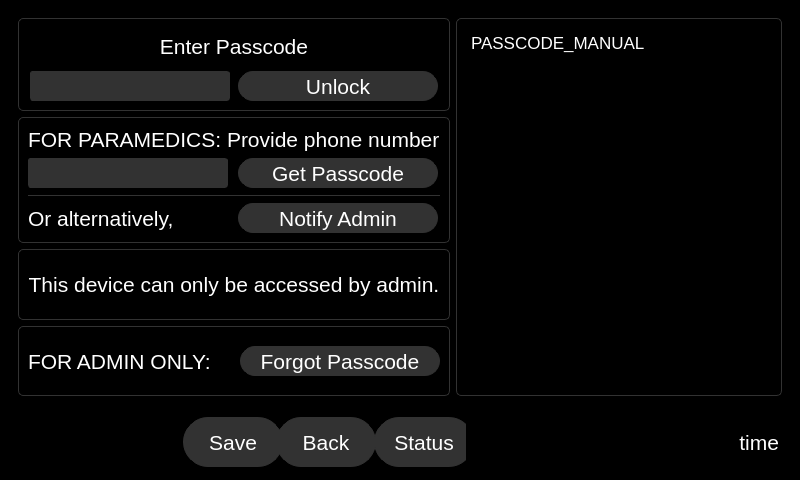
The window that qt_design/main_window.ui (zyl120/Naloxone_Safety_Kit) describes before a commit, drawn with Qt 5.
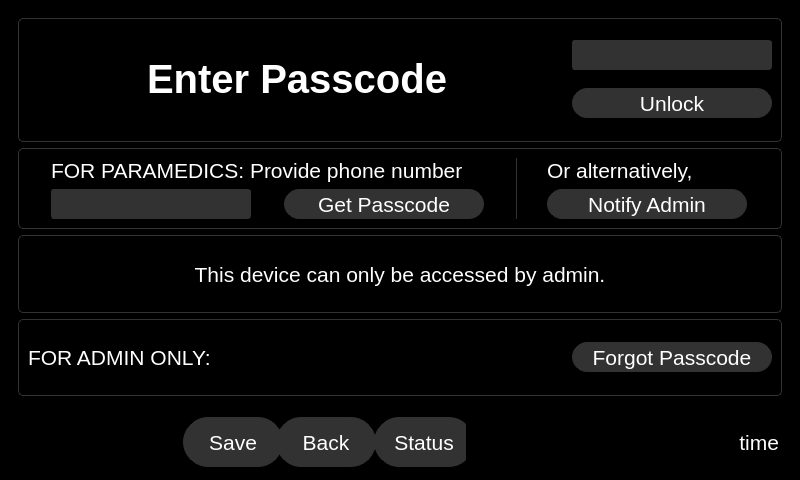
The same window after the commit. The open tabs and pages were chosen to show the change. Icons and pictures are not drawn.

Commit message: remove manual on passcode page

Patch:
```diff
--- a/qt_design/main_window.ui
+++ b/qt_design/main_window.ui
@@ -4689,8 +4689,120 @@
        </layout>
       </widget>
       <widget class="QWidget" name="passcodePage">
-       <layout class="QGridLayout" name="gridLayout_16" columnstretch="0,0">
-        <item row="1" column="0" rowspan="3">
+       <layout class="QGridLayout" name="gridLayout_16" columnstretch="0">
+        <item row="0" column="0">
+         <widget class="QFrame" name="frame_3">
+          <property name="autoFillBackground">
+           <bool>false</bool>
+          </property>
+          <property name="styleSheet">
+           <string notr="true">.QFrame{border-radius: 5px;border-color:rgb(50,50,50);border-width: 1px;border-style: solid;}</string>
+          </property>
+          <property name="frameShape">
+           <enum>QFrame::StyledPanel</enum>
+          </property>
+          <property name="frameShadow">
+           <enum>QFrame::Raised</enum>
+          </property>
+          <layout class="QGridLayout" name="gridLayout_3">
+           <item row="1" column="2">
+            <widget class="QPushButton" name="passcodeEnterPushButton">
+             <property name="sizePolicy">
+              <sizepolicy hsizetype="Preferred" vsizetype="Preferred">
+               <horstretch>0</horstretch>
+               <verstretch>0</verstretch>
+              </sizepolicy>
+             </property>
+             <property name="minimumSize">
+              <size>
+               <width>200</width>
+               <height>30</height>
+              </size>
+             </property>
+             <property name="maximumSize">
+              <size>
+               <width>200</width>
+               <height>30</height>
+              </size>
+             </property>
+             <property name="font">
+              <font>
+               <pointsize>16</pointsize>
+               <bold>false</bold>
+              </font>
+             </property>
+             <property name="styleSheet">
+              <string notr="true">color: white; background-color: rgb(50,50,50); border-radius:15px;border-color: rgb(50,50,50);border-width: 1px;border-style: solid;
+</string>
+             </property>
+             <property name="text">
+              <string>Unlock</string>
+             </property>
+            </widget>
+           </item>
+           <item row="0" column="2">
+            <widget class="QLineEdit" name="passcodeEnterLineEdit">
+             <property name="sizePolicy">
+              <sizepolicy hsizetype="Preferred" vsizetype="Preferred">
+               <horstretch>0</horstretch>
+               <verstretch>0</verstretch>
+              </sizepolicy>
+             </property>
+             <property name="minimumSize">
+              <size>
+               <width>200</width>
+               <height>30</height>
+              </size>
+             </property>
+             <property name="maximumSize">
+              <size>
+               <width>200</width>
+               <height>30</height>
+              </size>
+             </property>
+             <property name="font">
+              <font>
+               <pointsize>16</pointsize>
+              </font>
+             </property>
+             <property name="styleSheet">
+              <string notr="true">color: white; background-color: rgb(50,50,50); border-radius:3px;border-color: rgb(50,50,50);border-width: 1px;border-style: solid;
+</string>
+             </property>
+             <property name="text">
+              <string/>
+             </property>
+             <property name="echoMode">
+              <enum>QLineEdit::Password</enum>
+             </property>
+             <property name="alignment">
+              <set>Qt::AlignCenter</set>
+             </property>
+            </widget>
+           </item>
+           <item row="0" column="0" rowspan="2">
+            <widget class="QLabel" name="passcodeEnterLabel">
+             <property name="font">
+              <font>
+               <pointsize>30</pointsize>
+               <bold>true</bold>
+              </font>
+             </property>
+             <property name="styleSheet">
+              <string notr="true">color:white</string>
+             </property>
+             <property name="text">
+              <string>Enter Passcode</string>
+             </property>
+             <property name="alignment">
+              <set>Qt::AlignCenter</set>
+             </property>
+            </widget>
+           </item>
+          </layout>
+         </widget>
+        </item>
+        <item row="1" column="0" rowspan="2">
          <layout class="QVBoxLayout" name="verticalLayout_2">
           <item>
            <widget class="QFrame" name="paramedic_frame">
@@ -4705,6 +4817,49 @@
             </property>
             <layout class="QGridLayout" name="gridLayout_18">
              <item row="3" column="1">
+              <widget class="QPushButton" name="get_passcode_button">
+               <property name="minimumSize">
+                <size>
+                 <width>200</width>
+                 <height>30</height>
+                </size>
+               </property>
+               <property name="maximumSize">
+                <size>
+                 <width>200</width>
+                 <height>30</height>
+                </size>
+               </property>
+               <property name="font">
+                <font>
+                 <pointsize>16</pointsize>
+                </font>
+               </property>
+               <property name="styleSheet">
+                <string notr="true">color: white; background-color: rgb(50,50,50); border-radius:15px;border-color: rgb(50,50,50);border-width: 1px;border-style: solid;
+</string>
+               </property>
+               <property name="text">
+                <string>Get Passcode</string>
+               </property>
+              </widget>
+             </item>
+             <item row="2" column="3">
+              <widget class="QLabel" name="label_14">
+               <property name="font">
+                <font>
+                 <pointsize>16</pointsize>
+                </font>
+               </property>
+               <property name="styleSheet">
+                <string notr="true">color:white</string>
+               </property>
+               <property name="text">
+                <string>Or alternatively,</string>
+               </property>
+              </widget>
+             </item>
+             <item row="3" column="3">
               <widget class="QPushButton" name="notify_admin_button">
                <property name="minimumSize">
                 <size>
@@ -4732,31 +4887,7 @@
                </property>
               </widget>
              </item>
-             <item row="1" column="0">
-              <widget class="QLineEdit" name="paramedic_phone_number_lineedit">
-               <property name="minimumSize">
-                <size>
-                 <width>200</width>
-                 <height>30</height>
-                </size>
-               </property>
-               <property name="maximumSize">
-                <size>
-                 <width>200</width>
-                 <height>30</height>
-                </size>
-               </property>
-               <property name="font">
-                <font>
-                 <pointsize>16</pointsize>
-                </font>
-               </property>
-               <property name="styleSheet">
-                <string notr="true">color: white; background-color: rgb(50,50,50); border-radius:3px;border-color: rgb(50,50,50);border-width: 1px;border-style: solid;</string>
-               </property>
-              </widget>
-             </item>
-             <item row="0" column="0" colspan="2">
+             <item row="2" column="0" colspan="2">
               <widget class="QLabel" name="paramedicsLabel">
                <property name="font">
                 <font>
@@ -4771,8 +4902,8 @@
                </property>
               </widget>
              </item>
-             <item row="1" column="1">
-              <widget class="QPushButton" name="get_passcode_button">
+             <item row="3" column="0">
+              <widget class="QLineEdit" name="paramedic_phone_number_lineedit">
                <property name="minimumSize">
                 <size>
                  <width>200</width>
@@ -4791,15 +4922,11 @@
                 </font>
                </property>
                <property name="styleSheet">
-                <string notr="true">color: white; background-color: rgb(50,50,50); border-radius:15px;border-color: rgb(50,50,50);border-width: 1px;border-style: solid;
-</string>
-               </property>
-               <property name="text">
-                <string>Get Passcode</string>
+                <string notr="true">color: white; background-color: rgb(50,50,50); border-radius:3px;border-color: rgb(50,50,50);border-width: 1px;border-style: solid;</string>
                </property>
               </widget>
              </item>
-             <item row="2" column="0" colspan="2">
+             <item row="2" column="2" rowspan="2">
               <widget class="Line" name="line_4">
                <property name="styleSheet">
                 <string notr="true">color:rgb(50,50,50)</string>
@@ -4808,22 +4935,7 @@
                 <enum>QFrame::Plain</enum>
                </property>
                <property name="orientation">
-                <enum>Qt::Horizontal</enum>
-               </property>
-              </widget>
-             </item>
-             <item row="3" column="0">
-              <widget class="QLabel" name="label_14">
-               <property name="font">
-                <font>
-                 <pointsize>16</pointsize>
-                </font>
-               </property>
-               <property name="styleSheet">
-                <string notr="true">color:white</string>
-               </property>
-               <property name="text">
-                <string>Or alternatively,</string>
+                <enum>Qt::Vertical</enum>
                </property>
               </widget>
              </item>
@@ -4926,174 +5038,6 @@
           </item>
          </layout>
         </item>
-        <item row="0" column="0">
-         <widget class="QFrame" name="frame_3">
-          <property name="autoFillBackground">
-           <bool>false</bool>
-          </property>
-          <property name="styleSheet">
-           <string notr="true">.QFrame{border-radius: 5px;border-color:rgb(50,50,50);border-width: 1px;border-style: solid;}</string>
-          </property>
-          <property name="frameShape">
-           <enum>QFrame::StyledPanel</enum>
-          </property>
-          <property name="frameShadow">
-           <enum>QFrame::Raised</enum>
-          </property>
-          <layout class="QGridLayout" name="gridLayout_19">
-           <item row="2" column="1">
-            <widget class="QPushButton" name="passcodeEnterPushButton">
-             <property name="sizePolicy">
-              <sizepolicy hsizetype="Preferred" vsizetype="Preferred">
-               <horstretch>0</horstretch>
-               <verstretch>0</verstretch>
-              </sizepolicy>
-             </property>
-             <property name="minimumSize">
-              <size>
-               <width>200</width>
-               <height>30</height>
-              </size>
-             </property>
-             <property name="maximumSize">
-              <size>
-               <width>200</width>
-               <height>30</height>
-              </size>
-             </property>
-             <property name="font">
-              <font>
-               <pointsize>16</pointsize>
-               <bold>false</bold>
-              </font>
-             </property>
-             <property name="styleSheet">
-              <string notr="true">color: white; background-color: rgb(50,50,50); border-radius:15px;border-color: rgb(50,50,50);border-width: 1px;border-style: solid;
-</string>
-             </property>
-             <property name="text">
-              <string>Unlock</string>
-             </property>
-            </widget>
-           </item>
-           <item row="2" column="0">
-            <widget class="QLineEdit" name="passcodeEnterLineEdit">
-             <property name="sizePolicy">
-              <sizepolicy hsizetype="Preferred" vsizetype="Preferred">
-               <horstretch>0</horstretch>
-               <verstretch>0</verstretch>
-              </sizepolicy>
-             </property>
-             <property name="minimumSize">
-              <size>
-               <width>200</width>
-               <height>30</height>
-              </size>
-             </property>
-             <property name="maximumSize">
-              <size>
-               <width>200</width>
-               <height>30</height>
-              </size>
-             </property>
-             <property name="font">
-              <font>
-               <pointsize>16</pointsize>
-              </font>
-             </property>
-             <property name="styleSheet">
-              <string notr="true">color: white; background-color: rgb(50,50,50); border-radius:3px;border-color: rgb(50,50,50);border-width: 1px;border-style: solid;
-</string>
-             </property>
-             <property name="text">
-              <string/>
-             </property>
-             <property name="echoMode">
-              <enum>QLineEdit::Password</enum>
-             </property>
-             <property name="alignment">
-              <set>Qt::AlignCenter</set>
-             </property>
-            </widget>
-           </item>
-           <item row="0" column="0" colspan="2">
-            <widget class="QLabel" name="passcodeEnterLabel">
-             <property name="font">
-              <font>
-               <pointsize>16</pointsize>
-              </font>
-             </property>
-             <property name="styleSheet">
-              <string notr="true">color:white</string>
-             </property>
-             <property name="text">
-              <string>Enter Passcode</string>
-             </property>
-             <property name="alignment">
-              <set>Qt::AlignCenter</set>
-             </property>
-            </widget>
-           </item>
-          </layout>
-         </widget>
-        </item>
-        <item row="0" column="1" rowspan="4">
-         <widget class="QFrame" name="frame_7">
-          <property name="styleSheet">
-           <string notr="true">.QFrame{border-radius: 5px;border-color:rgb(50,50,50);border-width: 1px;border-style: solid;}</string>
-          </property>
-          <property name="frameShape">
-           <enum>QFrame::StyledPanel</enum>
-          </property>
-          <property name="frameShadow">
-           <enum>QFrame::Raised</enum>
-          </property>
-          <layout class="QGridLayout" name="gridLayout_17">
-           <item row="0" column="0">
-            <widget class="QTextEdit" name="passcodeManual">
-             <property name="styleSheet">
-              <string notr="true">QScrollBar {
-        background: rgb(50,50,50);
-        border-radius: 3px;
-        border-color:rgb(50,50,50);
-        width:10
-    }
-QScrollBar::handle:vertical
-    {
-        background-color: rgb(65,65,65);
-        border-radius: 3px;
-    }
-QScrollBar::add-line:vertical {
-      border: none;
-      background: none;
-}
-
-QScrollBar::sub-line:vertical {
-      border: none;
-      background: none;
-}QTextEdit {
-	background-color: black;
-	color: white;
-}</string>
-             </property>
-             <property name="html">
-              <string>&lt;!DOCTYPE HTML PUBLIC &quot;-//W3C//DTD HTML 4.0//EN&quot; &quot;http://www.w3.org/TR/REC-html40/strict.dtd&quot;&gt;
-&lt;html&gt;&lt;head&gt;&lt;meta name=&quot;qrichtext&quot; content=&quot;1&quot; /&gt;&lt;meta charset=&quot;utf-8&quot; /&gt;&lt;style type=&quot;text/css&quot;&gt;
-p, li { white-space: pre-wrap; }
-hr { height: 1px; border-width: 0; }
-li.unchecked::marker { content: &quot;\2610&quot;; }
-li.checked::marker { content: &quot;\2612&quot;; }
-&lt;/style&gt;&lt;/head&gt;&lt;body style=&quot; font-family:'.AppleSystemUIFont'; font-size:13pt; font-weight:400; font-style:normal;&quot;&gt;
-&lt;p style=&quot; margin-top:0px; margin-bottom:0px; margin-left:0px; margin-right:0px; -qt-block-indent:0; text-indent:0px;&quot;&gt;PASSCODE_MANUAL&lt;/p&gt;&lt;/body&gt;&lt;/html&gt;</string>
-             </property>
-             <property name="textInteractionFlags">
-              <set>Qt::NoTextInteraction</set>
-             </property>
-            </widget>
-           </item>
-          </layout>
-         </widget>
-        </item>
        </layout>
       </widget>
       <widget class="QWidget" name="doorOpenPage">
```
Left out of the diff: 19 changed lines with no effect on the pictures. The commit also changes 3 other files.
